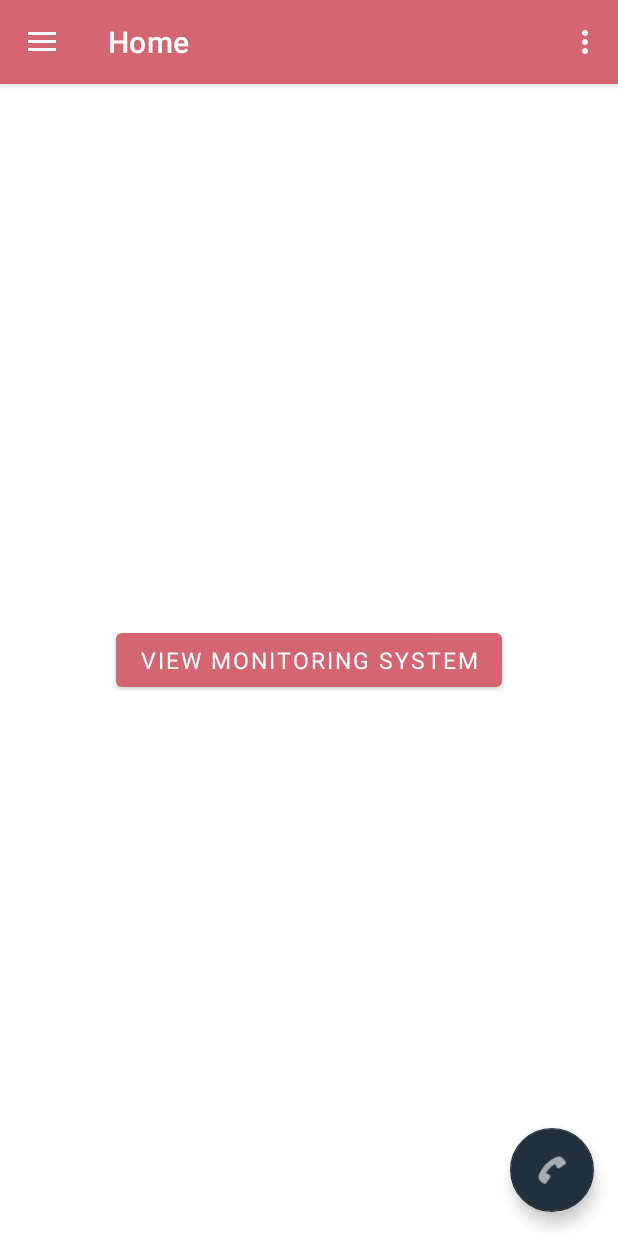
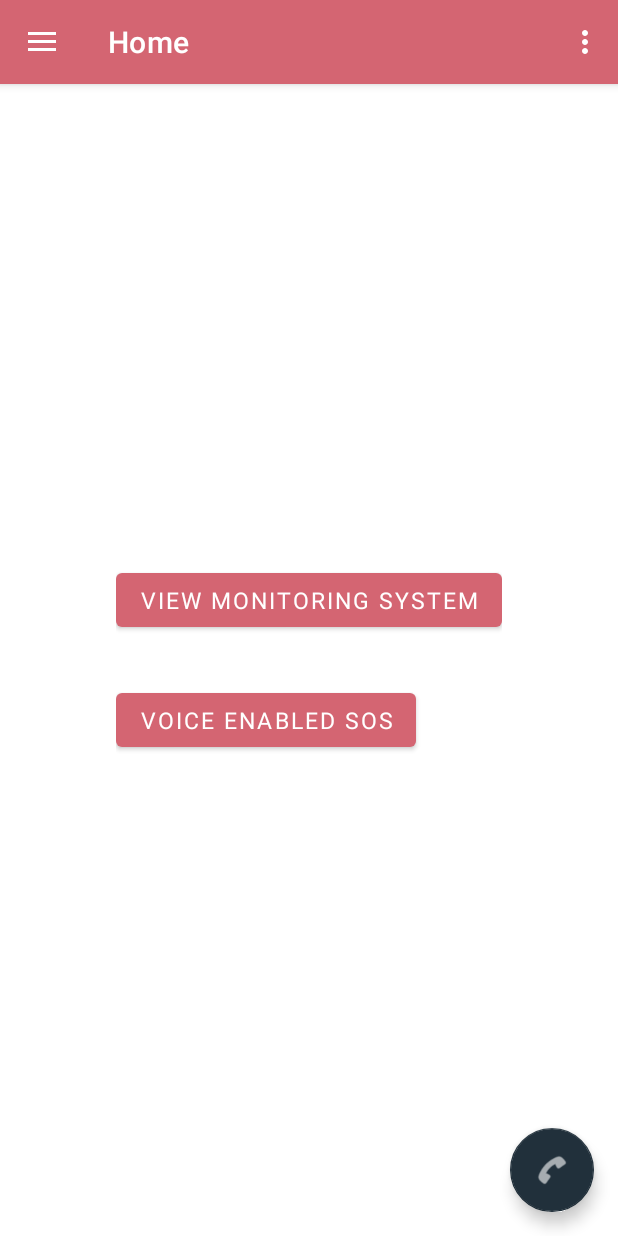
Before and after one commit to Tanishq-Srivastava/Astrum-DevSoc, an Android app: the screen it shows after launch (MainActivity), on a phone screen of 412 x 824 dp. Run offline under Robolectric (Android 15) with nearby library versions, the phone set to English and light mode, and no system bars; our stand-ins replace Firebase (no records; nobody signed in at launch, a user with empty details on screens opened directly), navigation-ui; libraries missing offline, so code that uses them is left out: com.firebase.ui; 2 statements that could not run were skipped.

Commit message:
Added Voice Enabled Trigger

```diff
--- a/app/src/main/AndroidManifest.xml
+++ b/app/src/main/AndroidManifest.xml
@@ -8,6 +8,7 @@
     <uses-permission android:name="android.permission.ACCESS_NETWORK_STATE" />
     <uses-permission android:name="android.permission.SEND_SMS"/>
     <uses-permission android:name="android.permission.RECEIVE_SMS"/>
+    <uses-permission android:name="android.permission.RECORD_AUDIO" />
 
     <application
         android:allowBackup="true"
@@ -47,5 +48,7 @@
         <activity android:name=".MapFragment"
             android:screenOrientation="portrait"/>
 
+        <activity android:name=".VoiceActivity"/>
+
     </application>
 </manifest>
--- a/app/src/main/java/com/example/astrum/HomeFragment.kt
+++ b/app/src/main/java/com/example/astrum/HomeFragment.kt
@@ -24,6 +24,11 @@ class HomeFragment : Fragment() {
         val intent = Intent(context, MapFragment::class.java)
         startActivity(intent)
         }
+        val spkbtn= view.findViewById<View>(R.id.btn_speak) as Button
+        spkbtn.setOnClickListener {
+            val intent = Intent(context, VoiceActivity::class.java)
+            startActivity(intent)
+        }
         return view
     }
 }
--- a/app/src/main/java/com/example/astrum/MainActivity.kt
+++ b/app/src/main/java/com/example/astrum/MainActivity.kt
@@ -2,7 +2,6 @@ package com.example.astrum
 
 import android.Manifest
 import android.app.Activity
-import android.content.Context
 import android.content.Intent
 import android.content.pm.PackageManager
 import android.net.Uri
@@ -28,6 +27,7 @@ import com.google.android.material.floatingactionbutton.FloatingActionButton
 import com.google.android.material.navigation.NavigationView
 import com.google.firebase.auth.FirebaseAuth
 import com.google.firebase.database.*
+import java.util.*
 
 
 class MainActivity : AppCompatActivity() {
@@ -54,7 +54,7 @@ class MainActivity : AppCompatActivity() {
 
         ActivityCompat.requestPermissions(
             this@MainActivity,
-            arrayOf(Manifest.permission.SEND_SMS, Manifest.permission.READ_SMS),
+            arrayOf(Manifest.permission.SEND_SMS, Manifest.permission.READ_SMS,Manifest.permission.RECORD_AUDIO),
             PackageManager.PERMISSION_GRANTED
         )
 
@@ -123,14 +123,20 @@ class MainActivity : AppCompatActivity() {
     //sending SMS using SMSManager API
     fun sendMessage() {
         var smsManager: SmsManager = SmsManager.getDefault()
-        smsManager.sendTextMessage("8956459506", null, "I am in danger! Reach out at the coordinates Latitude: 15.47914, Longitude: 73.8209788", null, null)
+        smsManager.sendTextMessage(
+            "8956459506",
+            null,
+            "I am in danger! Reach out at the coordinates Latitude: 15.47914, Longitude: 73.8209788",
+            null,
+            null
+        )
         Toast.makeText(this, "SOS Sent Successfully!", Toast.LENGTH_SHORT).show()
     }
 
     //Google Maps turn by turn navigation
     fun escape()
     {
-       val googleMapsUrl = "google.navigation:q=15.490212528331876,73.82007471254082&mode=w"
+       val googleMapsUrl = "google.navigation:q=15.49010396751634, 73.82004252609961&mode=w"
         val uri = Uri.parse(googleMapsUrl)
 
         val googleMapsPackage = "com.google.android.apps.maps"
@@ -151,7 +157,7 @@ class MainActivity : AppCompatActivity() {
                 // below line is for getting the data from
                 // snapshot of our database.
                 val value = snapshot.getValue(String::class.java)
-                if(value.equals("begin")) {
+                if (value.equals("begin")) {
 
                     // after getting the value we are setting
                     // our value to our text view in below line.
--- a/app/src/main/res/layout/fragment_home.xml
+++ b/app/src/main/res/layout/fragment_home.xml
@@ -1,18 +1,37 @@
 <?xml version="1.0" encoding="utf-8"?>
 <FrameLayout xmlns:android="http://schemas.android.com/apk/res/android"
+    xmlns:map="http://schemas.android.com/apk/res-auto"
     xmlns:tools="http://schemas.android.com/tools"
-    xmlns:map="http://schemas.android.com/apk/res-auto"
     android:layout_width="match_parent"
     android:layout_height="match_parent"
     tools:context=".HomeFragment">
+
+    <RelativeLayout
+        android:layout_width="wrap_content"
+        android:layout_height="wrap_content"
+        android:layout_gravity="center">
+
         <Button
             android:id="@+id/mapButton"
             android:layout_width="wrap_content"
             android:layout_height="wrap_content"
-            android:layout_gravity="center"
+            android:layout_gravity="center_horizontal"
             android:clickable="true"
             android:text="View Monitoring System"
             android:textColor="@android:color/white"
             android:textSize="15sp" />
 
-    </FrameLayout>
+        <Button
+            android:id="@+id/btn_speak"
+            android:layout_width="wrap_content"
+            android:layout_height="wrap_content"
+            android:layout_gravity="center_horizontal"
+            android:layout_marginTop="80dp"
+            android:clickable="true"
+            android:text="Voice Enabled SOS"
+            android:textColor="@android:color/white"
+            android:textSize="15sp" />
+
+    </RelativeLayout>
+
+</FrameLayout>
```
Also changed, not shown: app/src/main/java/com/example/astrum/VoiceActivity.java (added, +91 -0 lines), app/src/main/res/layout/voice_activity.xml (added, +16 -0 lines).
